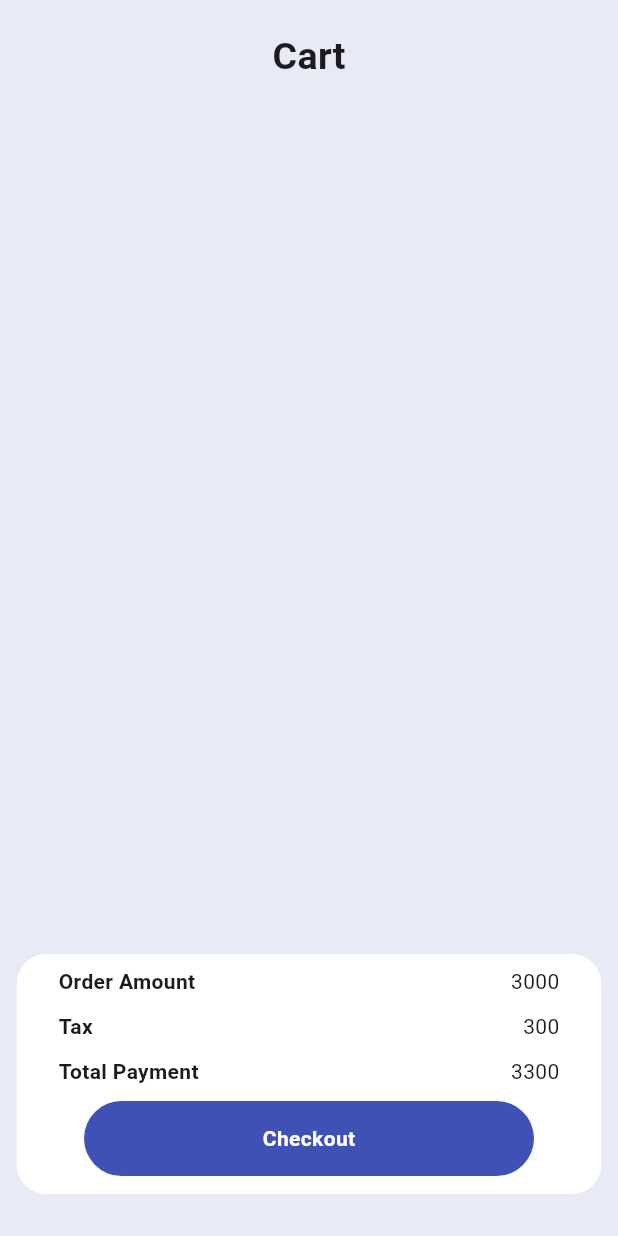
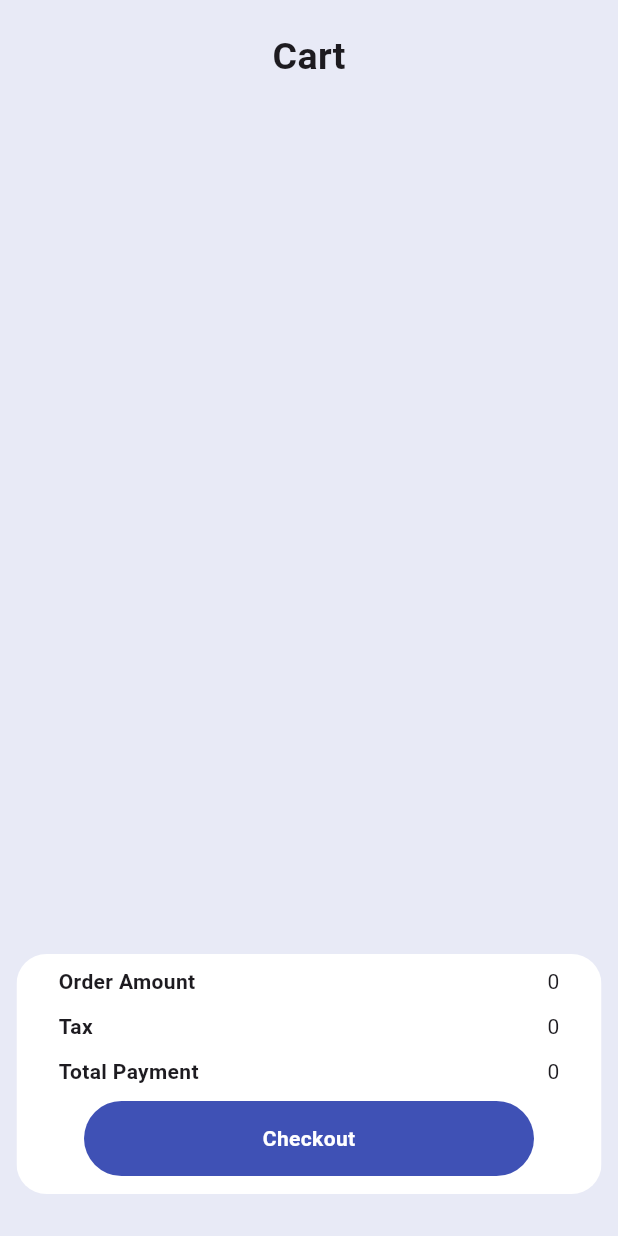
Before and after one commit to raytembo/store, a Flutter app: the CartScreen screen opened directly, on a phone screen of 412 x 824 dp. Run offline on Flutter 3.47's test engine with Material 3 defaults, Android fonts, the phone set to English and light mode, and no system bars; our stand-ins replace supabase_flutter; accounts and stored records are empty.

Commit message:
Fixed state for the cart screen and provider needd to fix quantity

```diff
--- a/lib/components/total_card.dart
+++ b/lib/components/total_card.dart
@@ -1,7 +1,12 @@
 import 'package:flutter/material.dart';
 
 class TotalCard extends StatelessWidget {
-  const TotalCard({super.key});
+   TotalCard({super.key, required this.orderAmount, required this.tax, required this.totalPayment, required this.onTap});
+
+  int orderAmount;
+  int tax;
+  int totalPayment;
+  final onTap;
 
   @override
   Widget build(BuildContext context) {
@@ -17,43 +22,46 @@ class TotalCard extends StatelessWidget {
             padding: const EdgeInsets.all(8.0),
             child: Column(
               children: [
-                const Padding(
-                  padding: EdgeInsets.symmetric(horizontal: 20.0),
+                 Padding(
+                  padding: const EdgeInsets.symmetric(horizontal: 20.0),
                   child: Row(
                     mainAxisAlignment: MainAxisAlignment.spaceBetween,
                     children: [
-                    Text("Order Amount",style: TextStyle(fontWeight: FontWeight.bold)),
-                    Text("3000")
+                    const Text("Order Amount",style: TextStyle(fontWeight: FontWeight.bold)),
+                    Text(orderAmount.toString())
                   ],),
                 ),
                 const SizedBox(height: 10,),
-                const Padding(
-                  padding: EdgeInsets.symmetric(horizontal: 20.0),
+                Padding(
+                  padding: const EdgeInsets.symmetric(horizontal: 20.0),
                   child: Row(
                     mainAxisAlignment: MainAxisAlignment.spaceBetween,
                     children: [
-                    Text("Tax",style: TextStyle(fontWeight: FontWeight.bold)),
-                    Text("300")
+                    const Text("Tax",style: TextStyle(fontWeight: FontWeight.bold)),
+                    Text(tax.toString())
                   ],),
                 ),
                 const SizedBox(height: 10,),
-                const Padding(
-                  padding: EdgeInsets.symmetric(horizontal: 20.0),
+                Padding(
+                  padding: const EdgeInsets.symmetric(horizontal: 20.0),
                   child: Row(
                     mainAxisAlignment: MainAxisAlignment.spaceBetween,
                     children: [
-                    Text("Total Payment",style: TextStyle(fontWeight: FontWeight.bold)),
-                    Text("3300")
+                    const Text("Total Payment",style: TextStyle(fontWeight: FontWeight.bold)),
+                    Text(totalPayment.toString())
                   ],),
                 ),
                 const SizedBox(height: 10,),
-                ClipRRect(
+                GestureDetector(
+                  onTap: onTap,
+                  child: ClipRRect(
                     borderRadius: BorderRadius.circular(30),
                     child: Container(
                       width: 300,
                       height:50,
                       color: Colors.indigo,
                       child: const Center(child: Text("Checkout",style: TextStyle(fontWeight: FontWeight.bold, color: Colors.white),)),
+                    ),
                   ),
                 )
 
--- a/lib/other/cart_provider.dart
+++ b/lib/other/cart_provider.dart
@@ -3,6 +3,9 @@ import 'package:flutter/cupertino.dart';
 class CartProvider with ChangeNotifier{
 
   List cart =[];
+  int total = 0;
+  int taxfree= 0;
+  double grandTotal= 0;
 
 void addtoCart(productName,price, imageUrl){
   Map<String, dynamic> cartItem= {
@@ -14,6 +17,39 @@ void addtoCart(productName,price, imageUrl){
   notifyListeners();
 }
 
+int totalPay(cart,total){
+
+  if (cart.isEmpty){
+       total = 0;
+  }
+  else
+  {
+    int sum = cart.map((map) => map['Price'] as int)  // Extract the 'value' field from each map
+        .reduce((a, b) => a + b);           // Sum the extracted values
+      total = sum;
+  }
+  notifyListeners();
+  return total;
+}
+  void removefromCart(index){
+    cart.removeAt(index);
+    totalPay(cart, total);
+    notifyListeners();
+  }
+double taxation(taxfee){
+  taxfee = totalPay(cart, total) * 30/100;
+  notifyListeners();
+  return taxfee;
+}
+
+double totalPayment(grandTotal, taxfee){
+  grandTotal = taxation(taxfee) + totalPay(cart, total);
+  notifyListeners();
+  return grandTotal;
+}
+
+
+
 
 
 }
--- a/lib/screens/cart.dart
+++ b/lib/screens/cart.dart
@@ -41,9 +41,9 @@ class _CartScreenState extends State<CartScreen> {
                       onDismissed: (direction){
                         if (direction == DismissDirection.startToEnd)
                         {
-                          basket.cart.removeAt(index);
+                          basket.removefromCart(index);
                         } else if (direction == DismissDirection.endToStart) {
-                          basket.cart.removeAt(index);
+                          basket.removefromCart(index);
                         }
                       },
                       child: Center(
@@ -60,7 +60,14 @@ class _CartScreenState extends State<CartScreen> {
                     );
                 }),
               ),
-              const TotalCard(),
+              TotalCard(
+                onTap: (){
+                  basket.totalPay(basket.cart, basket.total);
+                },
+                tax: basket.taxation(basket.taxfree).floor(),
+                totalPayment: basket.totalPayment(basket.grandTotal,basket.taxfree).floor(),
+                orderAmount: basket.totalPay(basket.cart, basket.total),
+              ),
 
             ],
           ),
```
Lines whose indentation alone changed are shown as unchanged.
